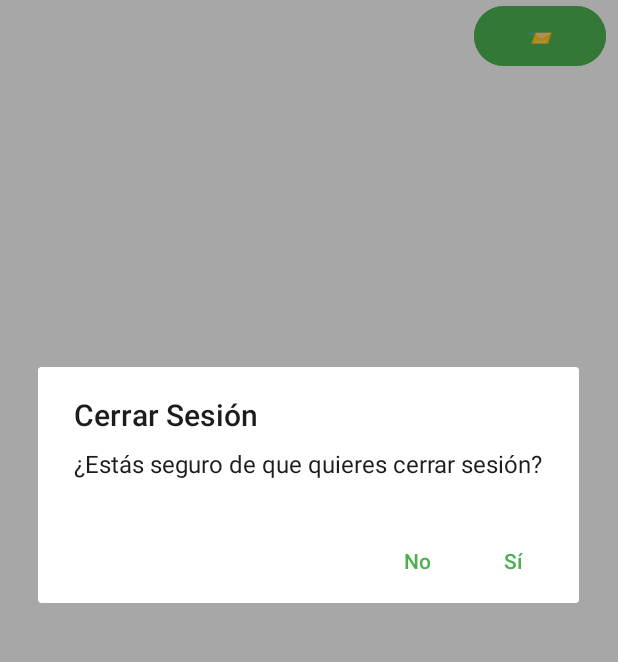
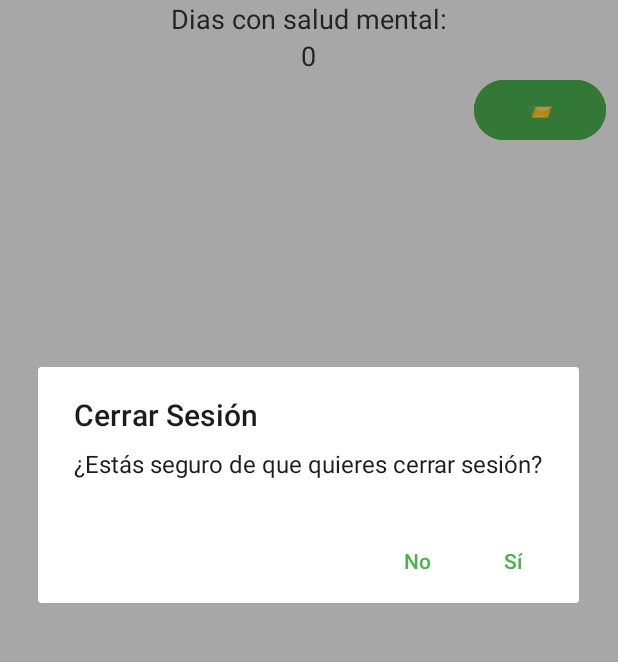
Before and after one commit to Fernando1809/Diversamenteapk, an Android app: the screen it shows after launch once a user with an empty profile is signed in (HomeActivity), in the side drawer, after a tap on "Cerrar Sesión", on a phone screen of 412 x 824 dp, the part 133-795 px from its top. Run offline under Robolectric (Android 15) with nearby library versions, the phone set to English and light mode, and no system bars; our stand-ins replace Firebase (no records; nobody signed in at launch, a user with empty details on screens opened directly).

Commit message:
feat: save days of mental health

```diff
--- a/Diversamente/app/src/main/java/com/example/diversamente/HomeActivity.java
+++ b/Diversamente/app/src/main/java/com/example/diversamente/HomeActivity.java
@@ -3,7 +3,10 @@ package com.example.diversamente;
 import android.annotation.SuppressLint;
 import android.content.Intent;
 import android.os.Bundle;
+import android.util.Log;
 import android.view.MenuItem;
+import android.widget.EditText;
+import android.widget.TextView;
 import android.widget.Toast;
 
 import androidx.annotation.NonNull;
@@ -13,18 +16,31 @@ import androidx.appcompat.widget.Toolbar;
 import androidx.core.view.GravityCompat;
 import androidx.drawerlayout.widget.DrawerLayout;
 import androidx.appcompat.app.AlertDialog;
+
+import com.google.android.gms.tasks.OnCompleteListener;
+import com.google.android.gms.tasks.Task;
 import com.google.android.material.navigation.NavigationView;
 import com.google.firebase.auth.FirebaseAuth;
+import com.google.firebase.auth.FirebaseUser;
+import com.google.firebase.database.DataSnapshot;
+import com.google.firebase.database.DatabaseReference;
+import com.google.firebase.database.FirebaseDatabase;
 
 public class HomeActivity extends AppCompatActivity implements NavigationView.OnNavigationItemSelectedListener {
 
+    Integer counter = 0;
+    TextView lblUUID;
     private DrawerLayout drawerLayout;
     private FirebaseAuth mAuth;
+    FirebaseUser user = FirebaseAuth.getInstance().getCurrentUser();
+    DatabaseReference databaseReference = FirebaseDatabase.getInstance().getReferenceFromUrl("https://diversamente-1d32d-default-rtdb.firebaseio.com/");
+
     @Override
     protected void onCreate(Bundle savedInstanceState) {
         super.onCreate(savedInstanceState);
         setContentView(R.layout.activity_home);
 
+        lblUUID = findViewById(R.id.lblCounter);
         Toolbar toolbar = findViewById(R.id.toolbar);
         setSupportActionBar(toolbar);
 
@@ -42,6 +58,12 @@ public class HomeActivity extends AppCompatActivity implements NavigationView.On
         findViewById(R.id.btnChatbot).setOnClickListener(v -> openChatbot());
     }
 
+
+    @Override
+    protected void onStart() {
+        super.onStart();
+        getCounter();
+    }
     @SuppressLint("NonConstantResourceId")
     @Override
     public boolean onNavigationItemSelected(@NonNull MenuItem item) {
@@ -91,10 +113,32 @@ public class HomeActivity extends AppCompatActivity implements NavigationView.On
 
     private void openChatbot() {
         try {
-            Intent intent = new Intent(getApplicationContext(), ChatbotActivity.class);
+            Intent intent = new Intent(getApplicationContext(), SaludMental.class);
             startActivity(intent);
         }catch (Exception error){
             Toast.makeText(this, error.getMessage() + "fallos", Toast.LENGTH_SHORT).show();
         }
     }
+
+    private void getCounter(){
+        databaseReference.child("users").child(user.getUid()).child("counter").get().addOnCompleteListener(new OnCompleteListener<DataSnapshot>() {
+            @Override
+            public void onComplete(@NonNull Task<DataSnapshot> task) {
+                if (!task.isSuccessful()) {
+                    Log.e("firebase", "Error getting data", task.getException());
+                }
+                else {
+                    Long counterValue = task.getResult().getValue(Long.class);
+                    if (counterValue != null) {
+                        counter = counterValue.intValue();
+                        lblUUID.setText(counter.toString());
+                        Log.d("firebase", "Counter value: " + counter);
+                    }else{
+                        lblUUID.setText("0");
+                    }
+
+                }
+            }
+        });
+    }
 }
--- a/Diversamente/app/src/main/res/layout/activity_home.xml
+++ b/Diversamente/app/src/main/res/layout/activity_home.xml
@@ -31,6 +31,23 @@
             android:text="Bienvenido a Diversamente"
             android:textSize="18sp"
             android:textColor="#333" />
+        <TextView
+            android:id="@+id/textCounter"
+            android:layout_width="wrap_content"
+            android:layout_height="wrap_content"
+            android:layout_gravity="center"
+            android:text="Dias con salud mental:"
+            android:textSize="18sp"
+            android:textColor="#333" />
+
+        <TextView
+            android:id="@+id/lblCounter"
+            android:layout_width="wrap_content"
+            android:layout_height="wrap_content"
+            android:layout_gravity="center"
+            android:text=""
+            android:textSize="18sp"
+            android:textColor="#333" />
 
 
         <!-- Botón para el chatbot -->
```
Also changed, not shown: Diversamente/app/src/main/AndroidManifest.xml (+5 -8 lines), Diversamente/app/src/main/java/com/example/diversamente/SaludMental.java (added, +114 -0 lines), Diversamente/app/src/main/res/layout/activity_salud_mental.xml (added, +42 -0 lines).
